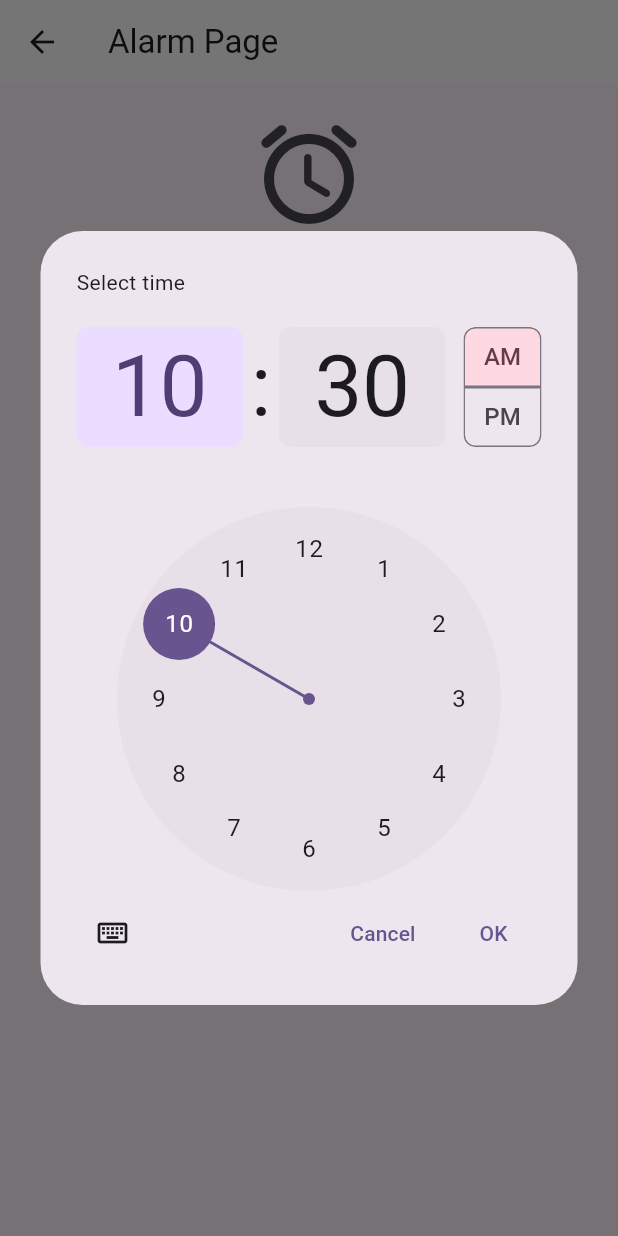
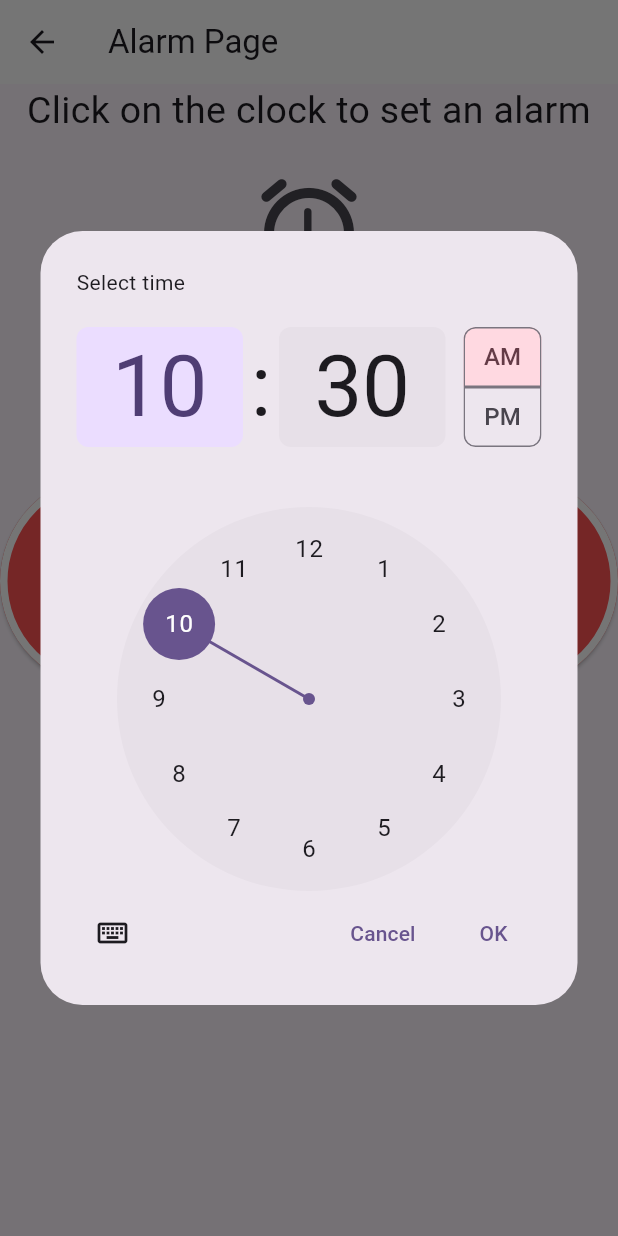
Before and after one commit to JOh2809/cs3541_final_project, a Flutter app: the AlarmPage screen opened directly, after a tap on the "access alarm" icon, on a phone screen of 412 x 824 dp. Run offline on Flutter 3.47's test engine with Material 3 defaults, Android fonts, the phone set to English and light mode, and no system bars; our stand-ins replace audioplayers, csv, visibility_detector, youtube_player_flutter; missing offline and left inert: android_alarm_manager_plus, dart:ffi.

Commit message:
Added delete button to alarm

```diff
--- a/cs3541_final_project/lib/alarm/views/alarm_component.dart
+++ b/cs3541_final_project/lib/alarm/views/alarm_component.dart
@@ -18,8 +18,15 @@ class AlarmPage extends StatefulWidget {
 class _AlarmPageState extends State<AlarmPage> {
 
   TimeOfDay selectedTime = TimeOfDay.now();
+  String displayText = "";
+  final player = AudioPlayer();
+  int checkButton = 0;
 
-  AudioPlayer player = AudioPlayer();
+  void changeText() {
+    setState(() {
+      displayText = "";
+    });
+  }
 
   @override
   Widget build(BuildContext context) {
@@ -30,6 +37,19 @@ class _AlarmPageState extends State<AlarmPage> {
       ),
       body: Column(
         children: [
+          const Row(
+            crossAxisAlignment: CrossAxisAlignment.center,
+            mainAxisAlignment: MainAxisAlignment.center,
+            children: [
+              Expanded(
+                child: Text(
+                  "Click on the clock to set an alarm",
+                  textAlign: TextAlign.center,
+                  style: TextStyle(fontSize: 25),
+                ),
+              ),
+            ],
+          ),
           Row(
             //crossAxisAlignment: CrossAxisAlignment.center,
             //  mainAxisAlignment: MainAxisAlignment.spaceBetween,
@@ -45,7 +65,11 @@ class _AlarmPageState extends State<AlarmPage> {
                     tooltip: '!',
                     onPressed: () async {
                       _selectTime(context);
-                    }),
+                      setState(() {
+                        displayText = "You have an alarm set for: \n ${selectedTime.hour}:${selectedTime.minute}";
+                      });
+                    }
+                    ),
               ),
             ],
           ),
@@ -59,10 +83,38 @@ class _AlarmPageState extends State<AlarmPage> {
             children: [
               Expanded(
                 child: Text(
-                  " ${selectedTime.hour}:${selectedTime.minute}",
+                  displayText,
                   textAlign: TextAlign.center,
                   style: const TextStyle(fontSize: 25),
                 ),
+              ),
+            ],
+          ),
+          Row(
+            crossAxisAlignment: CrossAxisAlignment.center,
+            mainAxisAlignment: MainAxisAlignment.spaceBetween,
+            children: [
+              Expanded(
+                child: ElevatedButton(
+                  onPressed: () async {
+                    changeText();
+                    //await player.play(AssetSource('.../assets/AlarmNoise.mp3'));
+                    checkButton = 1;
+                  },
+                  style: ElevatedButton.styleFrom(
+                      backgroundColor: Colors.redAccent
+                      ,
+                      shape: RoundedRectangleBorder(
+                          side: const BorderSide(
+                            width: 5.0,
+                            color: Colors.white,
+                          ),
+                          borderRadius: BorderRadius.circular(360)),
+                      padding: const EdgeInsets.symmetric(
+                          horizontal: 60, vertical: 60),
+                      textStyle: const TextStyle(
+                          color: Colors.black, fontSize: 20, fontWeight: FontWeight.bold)),
+                  child: const Text("Delete Alarm"),  ),
               ),
             ],
           ),
@@ -72,7 +124,7 @@ class _AlarmPageState extends State<AlarmPage> {
   }
 
   _selectTime(BuildContext context) async {
-    final TimeOfDay? timeOfDay = await showTimePicker(
+    final  TimeOfDay? timeOfDay = await showTimePicker(
       context: context,
       initialTime: selectedTime,
       initialEntryMode: TimePickerEntryMode.dial,
@@ -94,18 +146,19 @@ class _AlarmPageState extends State<AlarmPage> {
     final DateTime timeSystem;
     timeSystem = DateTime.now();
     if (timeSystem.hour == selectedTime.hour &&
-        timeSystem.minute == selectedTime.minute) {
+        timeSystem.minute == selectedTime.minute && checkButton == 0) {
+
       AndroidAlarmManager.oneShotAt(
           DateTime(selectedTime.hour, selectedTime.minute),
           alarmId,
           //fireAlarm(player));
           fireAlarm(player));
+      checkButton = 1;
     }
   }
 }
 
 fireAlarm(player) {
- print("PLAY AUDIO PLAY AUDIO");
  player.play(AssetSource('AlarmNoise.mp3'));
 }
 
```
